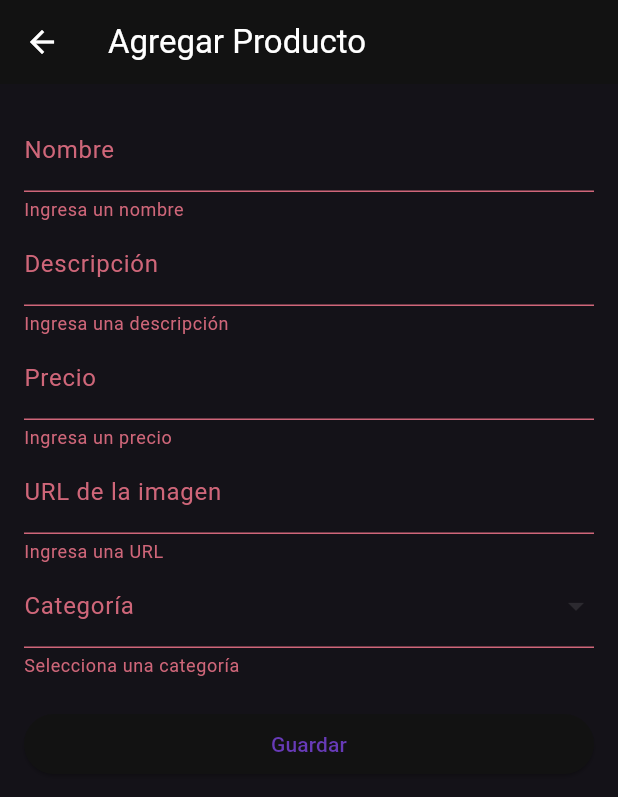
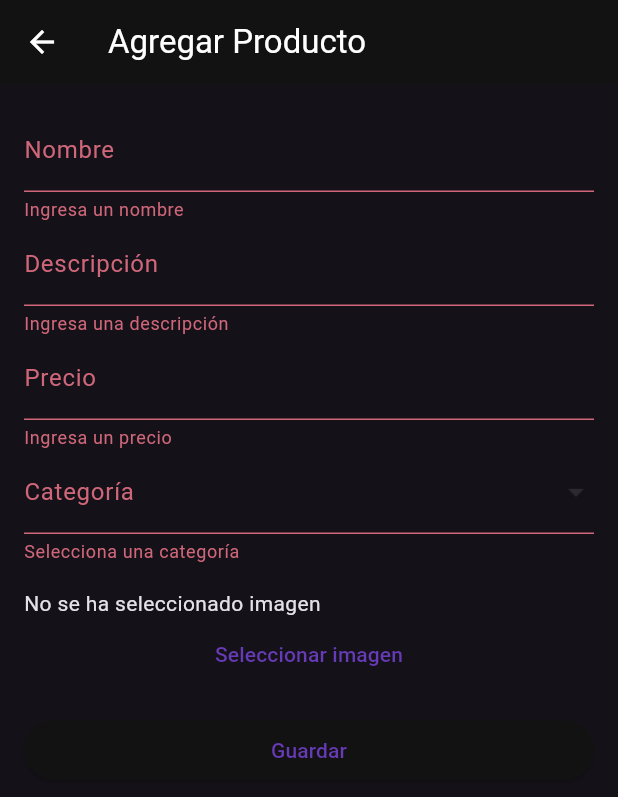
Before and after one commit to yefere99/GAMESTORE_SI, a Flutter app: the AddProductView screen opened directly, after a tap on "Guardar", on a phone screen of 412 x 824 dp. Shown: the top 797 px of the screen. Run offline on Flutter 3.47's test engine with Material 3 defaults, Android fonts, the phone set to English and light mode, and no system bars; our stand-ins replace confetti, file_picker, image_picker; network calls fail.

Commit message:
Update add_product_view.dart

```diff
--- a/frontend/lib/views/add_product_view.dart
+++ b/frontend/lib/views/add_product_view.dart
@@ -1,6 +1,8 @@
 import 'dart:convert';
+import 'dart:typed_data';
 import 'package:flutter/material.dart';
 import 'package:http/http.dart' as http;
+import 'package:file_picker/file_picker.dart';
 import '../config/env.dart';
 
 class AddProductView extends StatefulWidget {
@@ -13,10 +15,11 @@ class _AddProductViewState extends State<AddProductView> {
   final TextEditingController nameController = TextEditingController();
   final TextEditingController descriptionController = TextEditingController();
   final TextEditingController priceController = TextEditingController();
-  final TextEditingController imageUrlController = TextEditingController();
   final TextEditingController categoryController = TextEditingController();
 
   List<String> categories = [];
+  Uint8List? imageBytes;
+  String? imageName;
 
   @override
   void initState() {
@@ -40,13 +43,44 @@ class _AddProductViewState extends State<AddProductView> {
     }
   }
 
+  Future<void> pickImage() async {
+    final result = await FilePicker.platform.pickFiles(type: FileType.image);
+    if (result != null && result.files.first.bytes != null) {
+      setState(() {
+        imageBytes = result.files.first.bytes!;
+        imageName = result.files.first.name;
+      });
+    }
+  }
+
   Future<void> submitProduct() async {
-    if (_formKey.currentState!.validate()) {
+    if (!_formKey.currentState!.validate()) return;
+    if (imageBytes == null) {
+      ScaffoldMessenger.of(context).showSnackBar(
+        SnackBar(content: Text('Por favor selecciona una imagen.')),
+      );
+      return;
+    }
+
+    final uploadRequest = http.MultipartRequest('POST', Uri.parse('$apiUrl/upload'));
+    uploadRequest.files.add(http.MultipartFile.fromBytes('image', imageBytes!, filename: imageName));
+    final uploadResponse = await uploadRequest.send();
+
+    if (uploadResponse.statusCode != 200) {
+      ScaffoldMessenger.of(context).showSnackBar(
+        SnackBar(content: Text('Error al subir imagen')),
+      );
+      return;
+    }
+
+    final imageResponse = await uploadResponse.stream.bytesToString();
+    final imageUrl = jsonDecode(imageResponse)['imageUrl'];
+
     final product = {
       'name': nameController.text,
       'description': descriptionController.text,
       'price': double.tryParse(priceController.text) ?? 0,
-        'imageUrl': imageUrlController.text,
+      'imageUrl': imageUrl,
       'category': categoryController.text,
     };
 
@@ -67,7 +101,6 @@ class _AddProductViewState extends State<AddProductView> {
       );
     }
   }
-  }
 
   @override
   Widget build(BuildContext context) {
@@ -82,33 +115,22 @@ class _AddProductViewState extends State<AddProductView> {
               TextFormField(
                 controller: nameController,
                 decoration: InputDecoration(labelText: 'Nombre'),
-                validator: (value) =>
-                    value == null || value.isEmpty ? 'Ingresa un nombre' : null,
+                validator: (value) => value == null || value.isEmpty ? 'Ingresa un nombre' : null,
               ),
               TextFormField(
                 controller: descriptionController,
                 decoration: InputDecoration(labelText: 'Descripción'),
-                validator: (value) =>
-                    value == null || value.isEmpty ? 'Ingresa una descripción' : null,
+                validator: (value) => value == null || value.isEmpty ? 'Ingresa una descripción' : null,
               ),
               TextFormField(
                 controller: priceController,
                 decoration: InputDecoration(labelText: 'Precio'),
                 keyboardType: TextInputType.number,
-                validator: (value) =>
-                    value == null || value.isEmpty ? 'Ingresa un precio' : null,
-              ),
-              TextFormField(
-                controller: imageUrlController,
-                decoration: InputDecoration(labelText: 'URL de la imagen'),
-                validator: (value) =>
-                    value == null || value.isEmpty ? 'Ingresa una URL' : null,
+                validator: (value) => value == null || value.isEmpty ? 'Ingresa un precio' : null,
               ),
               DropdownButtonFormField<String>(
                 decoration: InputDecoration(labelText: 'Categoría'),
-                value: categoryController.text.isNotEmpty
-                    ? categoryController.text
-                    : null,
+                value: categoryController.text.isNotEmpty ? categoryController.text : null,
                 items: categories.map((String category) {
                   return DropdownMenuItem<String>(
                     value: category,
@@ -118,10 +140,15 @@ class _AddProductViewState extends State<AddProductView> {
                 onChanged: (value) {
                   categoryController.text = value!;
                 },
-                validator: (value) =>
-                    value == null || value.isEmpty ? 'Selecciona una categoría' : null,
+                validator: (value) => value == null || value.isEmpty ? 'Selecciona una categoría' : null,
               ),
-              SizedBox(height: 20),
+              const SizedBox(height: 16),
+              Text(imageName ?? 'No se ha seleccionado imagen'),
+              TextButton(
+                onPressed: pickImage,
+                child: Text('Seleccionar imagen'),
+              ),
+              const SizedBox(height: 16),
               ElevatedButton(
                 onPressed: submitProduct,
                 child: Text('Guardar'),
```
Lines whose indentation alone changed are shown as unchanged.
